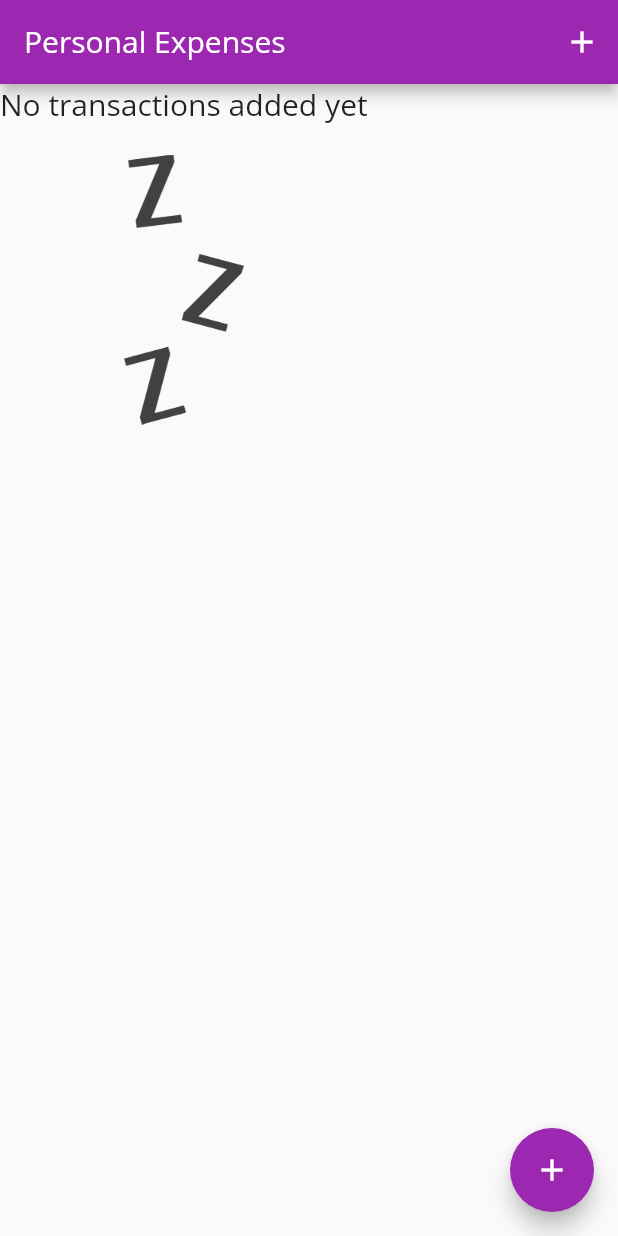
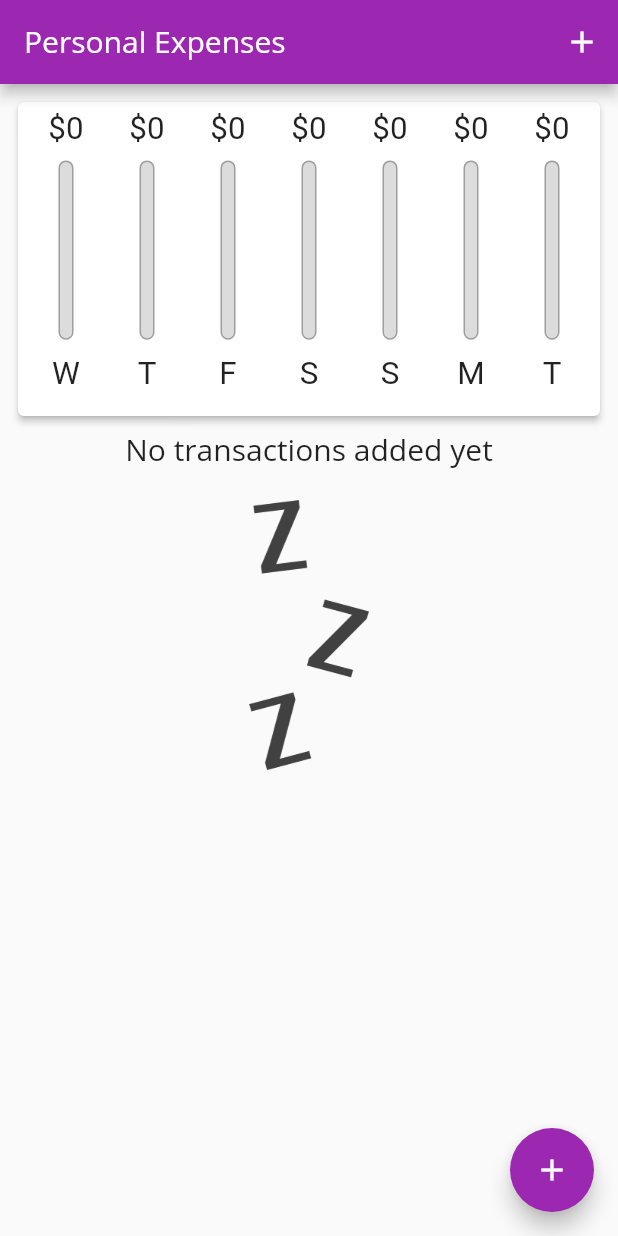
Before and after one commit to Mohamed-Godaa/Flutter-app-expenses-tracker, a Flutter app: the screen it shows after launch, on a phone screen of 412 x 824 dp. Run offline on Flutter 3.47's test engine with Material 2 defaults, Android fonts, the phone set to English and light mode, and no system bars; our stand-ins replace bloc, equatable, flutter_bloc, rxdart, shared_preferences.

Commit message:
added StatsBloc and StatsChart

```diff
--- a/lib/app.dart
+++ b/lib/app.dart
@@ -3,7 +3,7 @@ import 'package:flutter/material.dart';
 import 'package:flutter_bloc/flutter_bloc.dart';
 import 'package:transaction_repository/transaction_repository.dart';
 
-import 'home page/home.dart';
+import 'home_page/home.dart';
 
 class App extends StatelessWidget {
   const App({
--- /dev/null
+++ b/lib/edit_transaction/edit_transaction.dart
@@ -0,0 +1,2 @@
+export 'bloc/edit_transaction_bloc.dart';
+export 'view/view.dart';
--- a/lib/home page/home_page.dart
+++ b/lib/home_page/home_page.dart
@@ -4,18 +4,11 @@ import 'package:transaction_repository/transaction_repository.dart';
 
 import '../edit_transaction/bloc/edit_transaction_bloc.dart';
 import '../edit_transaction/view/view.dart';
+import '../stats/view/view.dart';
 import '../transactions_view/transactions_view.dart';
 
 class HomePage extends StatelessWidget {
-  // List<Transaction> get _recentTransactions {
-  //   return transactions.where((element) {
-  //     return element.date.isAfter(
-  //       DateTime.now().subtract(
-  //         Duration(days: 7),
-  //       ),
-  //     );
-  //   }).toList();
-  // }
+  const HomePage({Key? key}) : super(key: key);
 
   @override
   Widget build(BuildContext context) {
@@ -32,13 +25,13 @@ class HomePage extends StatelessWidget {
       body: SingleChildScrollView(
         child: Column(
           children: [
-            // SizedBox(
-            //   height: (mediaquery.size.height -
-            //           mediaquery.padding.top -
-            //           myAppBar.preferredSize.height) *
-            //       0.3,
-            //   child: const Placeholder(color: Colors.deepPurple),
-            // ),
+            SizedBox(
+              height: (mediaquery.size.height -
+                      mediaquery.padding.top -
+                      myAppBar.preferredSize.height) *
+                  0.3,
+              child: const StatsChart(),
+            ),
             SizedBox(
               height: (mediaquery.size.height -
                       mediaquery.padding.top -
--- /dev/null
+++ b/lib/stats/bloc/transaction_stats_bloc.dart
@@ -0,0 +1,36 @@
+import 'dart:async';
+
+import 'package:bloc/bloc.dart';
+import 'package:equatable/equatable.dart';
+import 'package:intl/intl.dart';
+import 'package:transaction_repository/transaction_repository.dart';
+
+part 'transaction_stats_event.dart';
+part 'transaction_stats_state.dart';
+
+class TransactionStatsBloc
+    extends Bloc<TransactionStatsEvent, TransactionStatsState> {
+  TransactionStatsBloc({
+    required TransactionRepository transactionRepository,
+  })  : _transactionRepository = transactionRepository,
+        super(const TransactionStatsState()) {
+    on<StatsSubscriptionRequested>(_onSubscriptionRequested);
+  }
+
+  final TransactionRepository _transactionRepository;
+
+  Future<void> _onSubscriptionRequested(
+    TransactionStatsEvent event,
+    Emitter<TransactionStatsState> emit,
+  ) async {
+    emit(state.copyWith(status: TransactionStatsStatus.loading));
+
+    emit.forEach<List<Transaction>>(_transactionRepository.getTransactions(),
+        onData: (transactions) => state.copyWith(
+              status: TransactionStatsStatus.success,
+              transactions: transactions,
+            ),
+        onError: (_, __) =>
+            state.copyWith(status: TransactionStatsStatus.failure));
+  }
+}
--- /dev/null
+++ b/lib/stats/bloc/transaction_stats_event.dart
@@ -0,0 +1,12 @@
+part of 'transaction_stats_bloc.dart';
+
+abstract class TransactionStatsEvent extends Equatable {
+  const TransactionStatsEvent();
+
+  @override
+  List<Object> get props => [];
+}
+
+class StatsSubscriptionRequested extends TransactionStatsEvent {
+  const StatsSubscriptionRequested();
+}
--- /dev/null
+++ b/lib/stats/bloc/transaction_stats_state.dart
@@ -0,0 +1,67 @@
+part of 'transaction_stats_bloc.dart';
+
+enum TransactionStatsStatus { initial, success, failure, loading }
+
+class TransactionStatsState extends Equatable {
+  const TransactionStatsState({
+    this.status = TransactionStatsStatus.initial,
+    this.transactions = const [],
+  });
+
+  final TransactionStatsStatus status;
+  final List<Transaction> transactions;
+
+  List<Transaction> get recentTransactions {
+    return transactions.where((element) {
+      return element.date!.isAfter(
+        DateTime.now().subtract(
+          const Duration(days: 7),
+        ),
+      );
+    }).toList();
+  }
+
+  List<Map<String, Object>> get groupedTransactionValues {
+    return List.generate(7, (index) {
+      final weekDay = DateTime.now().subtract(Duration(days: index));
+      var totalSum = 0.0;
+
+      for (var i = 0; i < recentTransactions.length; i++) {
+        if (recentTransactions[i].date?.day == weekDay.day &&
+            recentTransactions[i].date?.month == weekDay.month &&
+            recentTransactions[i].date?.year == weekDay.year) {
+          totalSum += recentTransactions[i].amount;
+        }
+      }
+      return {
+        'day': DateFormat.E().format(weekDay).substring(0, 1),
+        'amount': totalSum,
+      };
+    }).reversed.toList();
+  }
+
+  double get totalSpent {
+    return groupedTransactionValues.fold(1.0, (previousValue, Map element) {
+      return previousValue + element['amount'];
+    });
+  }
+
+  TransactionStatsState copyWith({
+    TransactionStatsStatus? status,
+    List<Transaction>? transactions,
+  }) {
+    return TransactionStatsState(
+      status: status ?? this.status,
+      transactions: transactions ?? this.transactions,
+    );
+  }
+
+  @override
+  List<Object> get props => [
+        status,
+        transactions,
+        totalSpent,
+        recentTransactions,
+        groupedTransactionValues,
+      ];
+}
--- /dev/null
+++ b/lib/stats/stats.dart
@@ -0,0 +1 @@
+export 'bloc/transaction_stats_bloc.dart';
--- a/lib/widgets/chart_bar.dart
+++ b/lib/stats/view/chart_bar.dart
@@ -17,7 +17,7 @@ class ChartBar extends StatelessWidget {
   Widget build(BuildContext context) {
     return LayoutBuilder(builder: (context, constraints) {
       return Column(children: [
-        Container(
+        SizedBox(
           height: constraints.maxHeight * 0.12,
           child: FittedBox(
             child: Text(
@@ -55,7 +55,7 @@ class ChartBar extends StatelessWidget {
             ],
           ),
         ),
-        Container(
+        SizedBox(
           height: constraints.maxHeight * 0.12,
           child: FittedBox(
             child: Text(
--- /dev/null
+++ b/lib/stats/view/stats_view.dart
@@ -0,0 +1,56 @@
+import 'package:expenses_tracker/stats/bloc/transaction_stats_bloc.dart';
+import 'package:flutter/material.dart';
+import 'package:flutter_bloc/flutter_bloc.dart';
+import 'package:intl/intl.dart';
+import 'package:transaction_repository/transaction_repository.dart';
+
+import './chart_bar.dart';
+
+class StatsChart extends StatelessWidget {
+  const StatsChart({Key? key}) : super(key: key);
+
+  @override
+  Widget build(BuildContext context) {
+    return BlocProvider(
+      create: (context) => TransactionStatsBloc(
+        transactionRepository: context.read<TransactionRepository>(),
+      )..add(const StatsSubscriptionRequested()),
+      child: StatsView(),
+    );
+  }
+}
+
+class StatsView extends StatelessWidget {
+  @override
+  Widget build(BuildContext context) {
+    final state = context.watch<TransactionStatsBloc>().state;
+    final groupedTransactionValues = state.groupedTransactionValues;
+    final totalSpent = state.totalSpent;
+    return Container(
+      padding: const EdgeInsets.only(
+        top: 8,
+        bottom: 5,
+        right: 8,
+        left: 8,
+      ),
+      child: Card(
+        elevation: 2,
+        child: Container(
+          padding: const EdgeInsets.all(5),
+          child: Row(
+              mainAxisAlignment: MainAxisAlignment.spaceAround,
+              children: groupedTransactionValues.map((e) {
+                return Flexible(
+                  fit: FlexFit.tight,
+                  child: ChartBar(
+                    label: e['day'] as String,
+                    spentAmount: e['amount'] as double,
+                    spentAmountPercentage: (e['amount'] as double) / totalSpent,
+                  ),
+                );
+              }).toList()),
+        ),
+      ),
+    );
+  }
+}
--- /dev/null
+++ b/lib/stats/view/view.dart
@@ -0,0 +1 @@
+export 'stats_view.dart';
--- a/lib/transactions_view/view/transactions_list.dart
+++ b/lib/transactions_view/view/transactions_list.dart
@@ -63,7 +63,8 @@ class TransactionsList extends StatelessWidget {
                 child: CircularProgressIndicator(),
               );
             } else if (state.status == TransactionViewStatus.success) {
-              return Column(
+              return Center(
+                child: Column(
                   children: [
                     Text(
                       'No transactions added yet',
@@ -78,6 +79,7 @@ class TransactionsList extends StatelessWidget {
                       ),
                     )
                   ],
+                ),
               );
             }
           }
```
Also changed, not shown: lib/edit_transaction/bloc/edit_transaction_state.dart (+7 -0 lines), lib/edit_transaction/view/edit_transaction.dart (+20 -9 lines), lib/widgets/chart.dart (deleted, +0 -66 lines), lib/home_page/home.dart (renamed from lib/home page/home.dart). Lines whose indentation alone changed are shown as unchanged.
